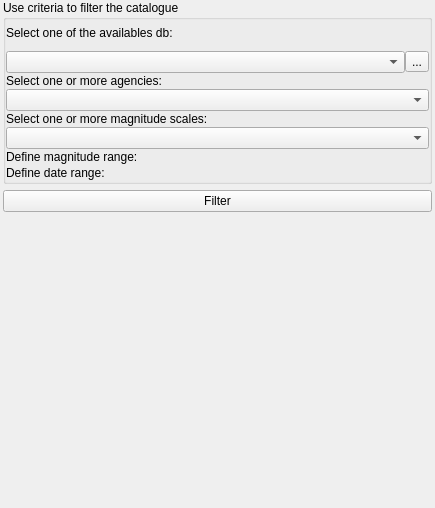
Before: the Qt Designer form gemcatalogue/eqcatalogue_qgis/ui_dock.ui in preinh/oq-eqcatalogue-tool, drawn with Qt 5.
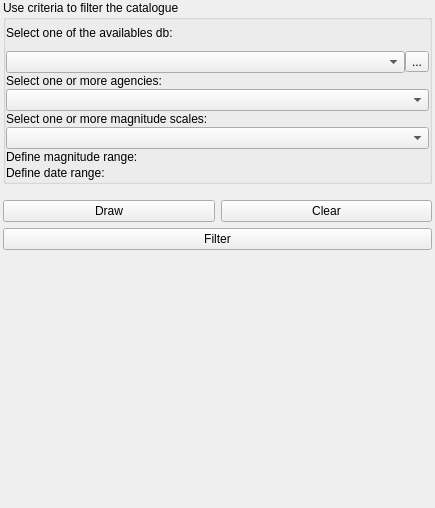
After: the same form once the commit is applied. Icons and pictures are not drawn. Custom widgets are drawn as their Qt base class.

Diff of the .ui file:
```diff
--- a/gemcatalogue/eqcatalogue_qgis/ui_dock.ui
+++ b/gemcatalogue/eqcatalogue_qgis/ui_dock.ui
@@ -31,19 +31,6 @@
     <property name="bottomMargin">
      <number>3</number>
     </property>
-    <item row="5" column="0">
-     <spacer name="verticalSpacer">
-      <property name="orientation">
-       <enum>Qt::Vertical</enum>
-      </property>
-      <property name="sizeHint" stdset="0">
-       <size>
-        <width>20</width>
-        <height>40</height>
-       </size>
-      </property>
-     </spacer>
-    </item>
     <item row="0" column="0">
      <widget class="QGroupBox" name="grpQuestion">
       <property name="title">
@@ -171,7 +158,7 @@
       </layout>
      </widget>
     </item>
-    <item row="4" column="0">
+    <item row="5" column="0">
      <widget class="QPushButton" name="filterBtn">
       <property name="enabled">
        <bool>true</bool>
@@ -181,6 +168,40 @@
       </property>
      </widget>
     </item>
+    <item row="6" column="0">
+     <spacer name="verticalSpacer">
+      <property name="orientation">
+       <enum>Qt::Vertical</enum>
+      </property>
+      <property name="sizeHint" stdset="0">
+       <size>
+        <width>20</width>
+        <height>40</height>
+       </size>
+      </property>
+     </spacer>
+    </item>
+    <item row="4" column="0">
+     <layout class="QHBoxLayout" name="horizontalLayout">
+      <property name="topMargin">
+       <number>10</number>
+      </property>
+      <item>
+       <widget class="QPushButton" name="drawBtn">
+        <property name="text">
+         <string>Draw</string>
+        </property>
+       </widget>
+      </item>
+      <item>
+       <widget class="QPushButton" name="clearBtn">
+        <property name="text">
+         <string>Clear</string>
+        </property>
+       </widget>
+      </item>
+     </layout>
+    </item>
    </layout>
   </widget>
  </widget>
```
